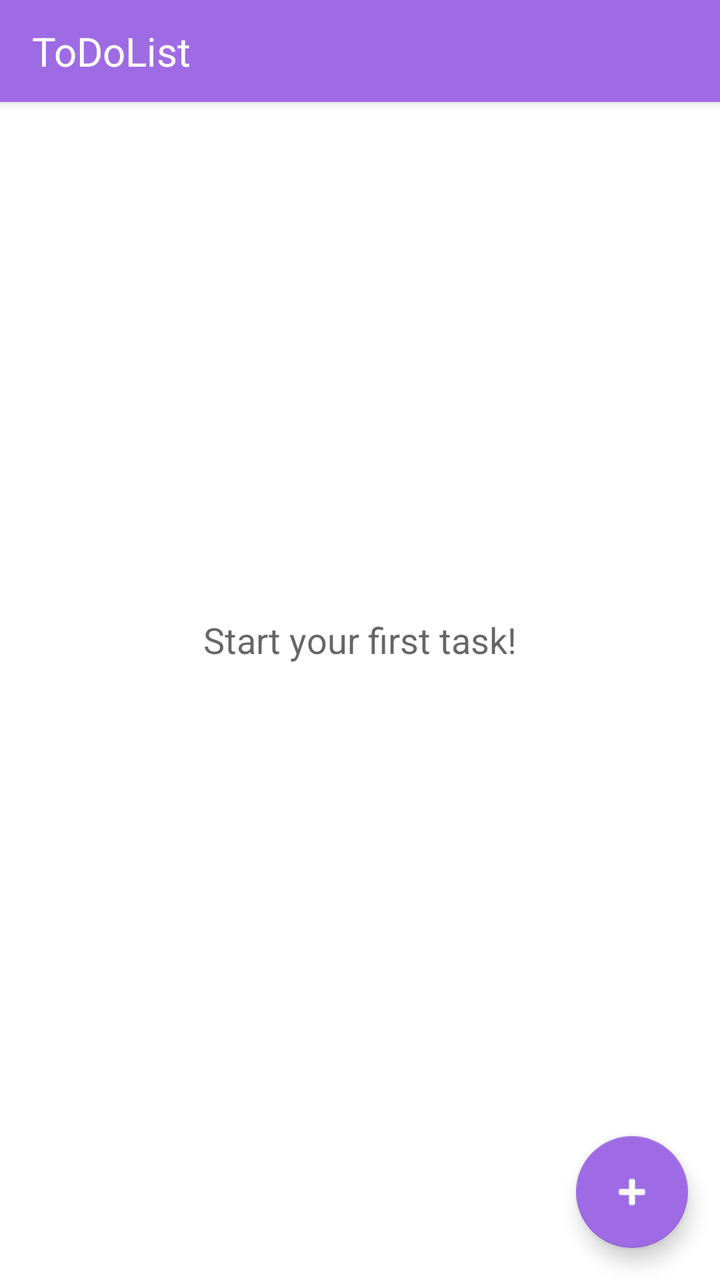
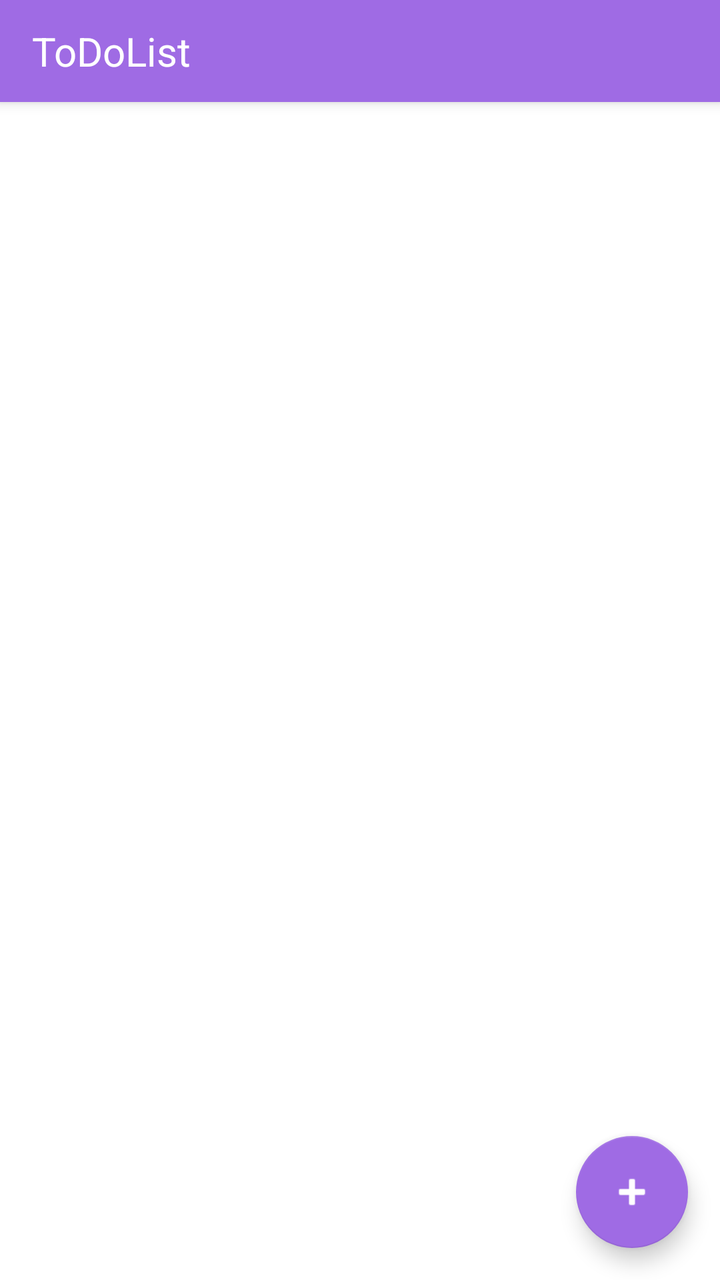

Two renders of the same Android screen: before a commit and after it. Below are the layout's source before the change and the commit's diff.
<!-- AndroidManifest.xml: application theme Theme.ToDoList -->
<!-- res/layout/activity_main.xml -->
<?xml version="1.0" encoding="utf-8"?>
<androidx.coordinatorlayout.widget.CoordinatorLayout
    xmlns:android="http://schemas.android.com/apk/res/android"
    xmlns:app="http://schemas.android.com/apk/res-auto"
    android:layout_width="match_parent"
    android:layout_height="match_parent">

    <com.google.android.material.appbar.AppBarLayout
        android:layout_width="match_parent"
        android:layout_height="wrap_content"
        android:fitsSystemWindows="true">

        <androidx.appcompat.widget.Toolbar
            android:id="@+id/toolbar"
            android:layout_width="match_parent"
            android:layout_height="51dp"
            android:background="@color/toolbar_bg"
            android:theme="@style/ThemeOverlay.AppCompat.Dark.ActionBar"
            app:title="ToDoList"
            app:titleTextColor="@color/toolbar_title_color"
            app:titleTextAppearance="@style/ToolbarTitle" />

    </com.google.android.material.appbar.AppBarLayout>

    <FrameLayout
        android:layout_width="match_parent"
        android:layout_height="match_parent"
        app:layout_behavior="@string/appbar_scrolling_view_behavior">

        <androidx.recyclerview.widget.RecyclerView
            android:id="@+id/recycler_tasks"
            android:layout_width="match_parent"
            android:layout_height="match_parent"
            android:clipToPadding="false"
            android:padding="8dp" />

        <TextView
            android:id="@+id/text_empty"
            android:layout_width="wrap_content"
            android:layout_height="wrap_content"
            android:layout_gravity="center"
            android:gravity="center"
            android:text="@string/empty_task_hint"
            android:textColor="?android:attr/textColorSecondary"
            android:textSize="16sp"
            android:visibility="gone" />

    </FrameLayout>

    <TextView
        android:id="@+id/tv_empty"
        android:layout_width="wrap_content"
        android:layout_height="wrap_content"
        android:layout_gravity="center"
        android:text="Start your first task!"
        android:textColor="?android:attr/textColorSecondary"
        android:textSize="18sp" />

    <LinearLayout
        android:id="@+id/bottom_bar"
        android:layout_width="match_parent"
        android:layout_height="wrap_content"
        android:layout_gravity="bottom"
        android:background="?attr/colorPrimary"
        android:gravity="center"
        android:orientation="horizontal"
        android:visibility="gone"
        android:padding="8dp">

        <com.google.android.material.button.MaterialButton
            android:id="@+id/btn_delete_selected"
            android:layout_width="0dp"
            android:layout_height="wrap_content"
            android:layout_weight="1"
            android:text="Delete"
            android:textColor="?attr/colorOnPrimary"
            app:icon="@android:drawable/ic_menu_delete"
            app:iconTint="?attr/colorOnPrimary"
            style="@style/Widget.MaterialComponents.Button.TextButton" />

        <com.google.android.material.button.MaterialButton
            android:id="@+id/btn_cancel_select"
            android:layout_width="0dp"
            android:layout_height="wrap_content"
            android:layout_weight="1"
            android:text="Cancel"
            android:textColor="?attr/colorOnPrimary"
            style="@style/Widget.MaterialComponents.Button.TextButton" />

    </LinearLayout>

    <com.google.android.material.floatingactionbutton.FloatingActionButton
        android:id="@+id/fab_add"
        android:layout_width="wrap_content"
        android:layout_height="wrap_content"
        android:layout_gravity="bottom|end"
        android:layout_margin="16dp"
        android:src="@android:drawable/ic_input_add"
        app:backgroundTint="?attr/colorPrimary"
        app:tint="?attr/colorOnPrimary" />

</androidx.coordinatorlayout.widget.CoordinatorLayout>
<!-- resources referenced by this layout -->
<resources>
  <color name="toolbar_bg">@color/purple_500</color>
  <color name="toolbar_title_color">@color/white</color>
  <string name="empty_task_hint">Press "+" to create your first task!</string>
  <style name="ToolbarTitle" parent="TextAppearance.Widget.AppCompat.Toolbar.Title">
          <item name="android:textSize">20sp</item>
          <item name="android:fontFamily">sans-serif</item>
      </style>
  <style name="Theme.ToDoList" parent="Theme.MaterialComponents.DayNight.NoActionBar">
          
          <item name="colorPrimary">@color/purple_500</item>
          <item name="colorPrimaryVariant">@color/purple_700</item>
          <item name="colorOnPrimary">@color/white</item>
          
          <item name="colorSecondary">@color/teal_200</item>
          <item name="colorSecondaryVariant">@color/teal_700</item>
          <item name="colorOnSecondary">@color/black</item>
          
          <item name="android:statusBarColor">?attr/colorPrimaryVariant</item>
          
          <item name="shapeAppearanceSmallComponent">@style/ShapeAppearance.ToDoList.SmallComponent</item>
          <item name="shapeAppearanceMediumComponent">@style/ShapeAppearance.ToDoList.MediumComponent</item>
  
          <item name="materialCardViewStyle">@style/CardView.ToDoList</item>
  
      </style>
  <color name="purple_500">#FF9F6BE4</color>
  <color name="white">#FFFFFFFF</color>
  <color name="purple_700">#FF3700B3</color>
  <color name="teal_200">#FF03DAC5</color>
  <color name="teal_700">#FF018786</color>
  <color name="black">#FF000000</color>
  <style name="ShapeAppearance.ToDoList.SmallComponent" parent="ShapeAppearance.MaterialComponents.SmallComponent">
          <item name="cornerFamily">rounded</item>
          <item name="cornerSize">16dp</item>
      </style>
  <style name="ShapeAppearance.ToDoList.MediumComponent" parent="ShapeAppearance.MaterialComponents.MediumComponent">
          <item name="cornerFamily">rounded</item>
          <item name="cornerSize">24dp</item>
      </style>
  <style name="CardView.ToDoList" parent="Widget.MaterialComponents.CardView">
          <item name="cardCornerRadius">16dp</item>
          <item name="cardElevation">4dp</item>
          <item name="strokeWidth">0dp</item>
      </style>
</resources>

<!-- the commit's change to res/layout/activity_main.xml (unified diff, before → after) -->
@@ -47,15 +47,6 @@
 
     </FrameLayout>
 
-    <TextView
-        android:id="@+id/tv_empty"
-        android:layout_width="wrap_content"
-        android:layout_height="wrap_content"
-        android:layout_gravity="center"
-        android:text="Start your first task!"
-        android:textColor="?android:attr/textColorSecondary"
-        android:textSize="18sp" />
-
     <LinearLayout
         android:id="@+id/bottom_bar"
         android:layout_width="match_parent"
